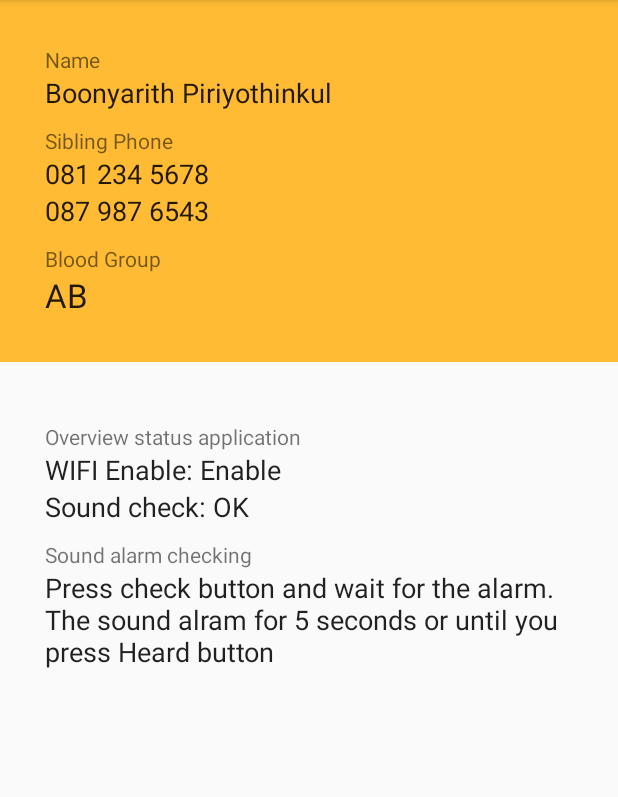
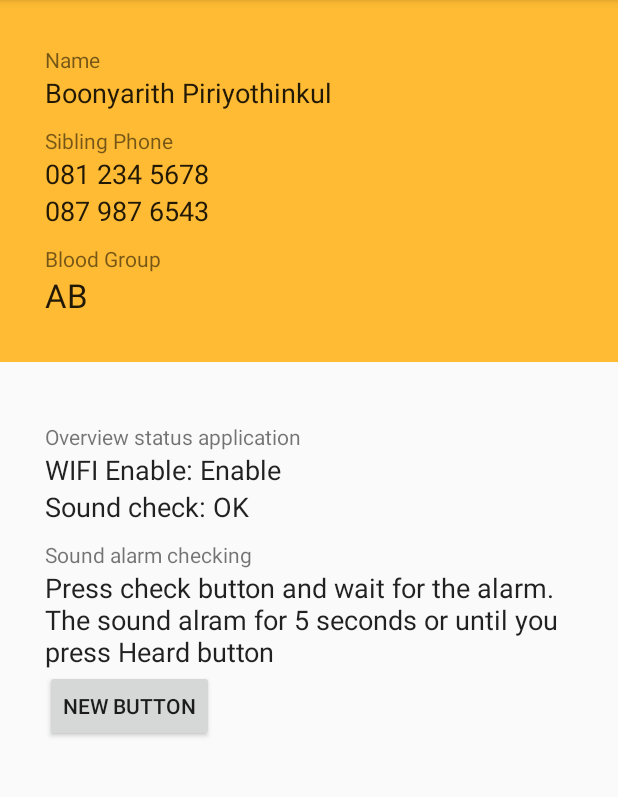
Before and after one commit to chin8628/Procon-Kosen, an Android app: the screen it shows after launch (MainActivity), on a phone screen of 412 x 824 dp, the part 84-881 px from its top. Run offline under Robolectric (Android 15) with nearby library versions, the phone set to English and light mode, and no system bars.

Commit message:
Add ScrollView
Add ScrollView over entire LinearLayout

```diff
--- a/src/app/src/main/res/layout/activity_main.xml
+++ b/src/app/src/main/res/layout/activity_main.xml
@@ -1,4 +1,10 @@
 <?xml version="1.0" encoding="utf-8"?>
+<ScrollView xmlns:android="http://schemas.android.com/apk/res/android"
+    android:id="@+id/scrollView1"
+    android:layout_width="match_parent"
+    android:layout_height="match_parent"
+    android:fillViewport="true" >
+
     <LinearLayout xmlns:android="http://schemas.android.com/apk/res/android"
         xmlns:tools="http://schemas.android.com/tools"
         android:layout_width="match_parent"
@@ -133,6 +139,15 @@
                 android:textColor="@color/abc_primary_text_material_light"
                 android:id="@+id/desc_checking_sound" />
 
+            <Button
+                android:layout_width="wrap_content"
+                android:layout_height="wrap_content"
+                android:text="New Button"
+                android:id="@+id/button"
+                android:layout_below="@+id/desc_checking_sound" />
+
         </RelativeLayout>
 
     </LinearLayout>
+
+</ScrollView>
```
Lines whose indentation alone changed are shown as unchanged.
